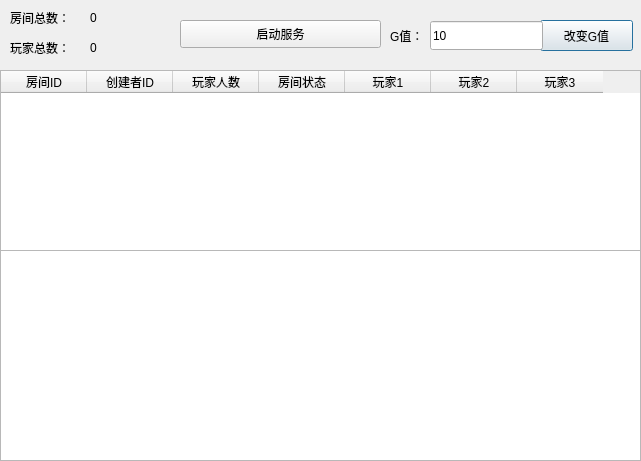
Qt form DinoOL/server.ui (Brownlzy/DinoOL) before a commit.
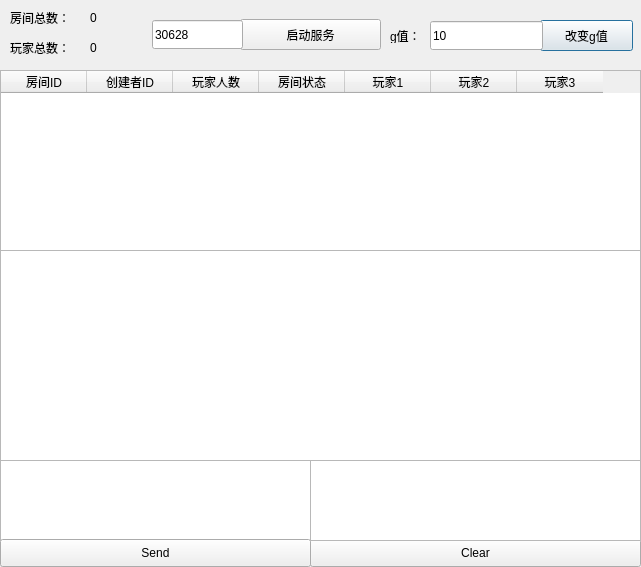
The same form after that commit.

Patch:
```diff
--- a/DinoOL/server.ui
+++ b/DinoOL/server.ui
@@ -7,7 +7,7 @@
     <x>0</x>
     <y>0</y>
     <width>641</width>
-    <height>461</height>
+    <height>567</height>
    </rect>
   </property>
   <property name="windowTitle">
@@ -161,7 +161,7 @@
     </rect>
    </property>
    <property name="text">
-    <string>改变G值</string>
+    <string>改变g值</string>
    </property>
   </widget>
   <widget class="QLabel" name="label_5">
@@ -174,22 +174,81 @@
     </rect>
    </property>
    <property name="text">
-    <string>G值：</string>
+    <string>g值：</string>
    </property>
   </widget>
   <widget class="QPushButton" name="btnListen">
    <property name="geometry">
     <rect>
-     <x>180</x>
-     <y>20</y>
-     <width>201</width>
-     <height>28</height>
+     <x>240</x>
+     <y>19</y>
+     <width>141</width>
+     <height>31</height>
     </rect>
    </property>
    <property name="text">
     <string>启动服务</string>
    </property>
   </widget>
+  <widget class="QLineEdit" name="txtPort">
+   <property name="geometry">
+    <rect>
+     <x>152</x>
+     <y>20</y>
+     <width>91</width>
+     <height>29</height>
+    </rect>
+   </property>
+   <property name="text">
+    <string>30628</string>
+   </property>
+  </widget>
+  <widget class="QPlainTextEdit" name="txtToSend">
+   <property name="geometry">
+    <rect>
+     <x>0</x>
+     <y>460</y>
+     <width>311</width>
+     <height>81</height>
+    </rect>
+   </property>
+  </widget>
+  <widget class="QPushButton" name="btnSend">
+   <property name="geometry">
+    <rect>
+     <x>0</x>
+     <y>539</y>
+     <width>311</width>
+     <height>28</height>
+    </rect>
+   </property>
+   <property name="text">
+    <string>Send</string>
+   </property>
+  </widget>
+  <widget class="QPushButton" name="btnClear">
+   <property name="geometry">
+    <rect>
+     <x>310</x>
+     <y>539</y>
+     <width>331</width>
+     <height>28</height>
+    </rect>
+   </property>
+   <property name="text">
+    <string>Clear</string>
+   </property>
+  </widget>
+  <widget class="QTextBrowser" name="txtGet">
+   <property name="geometry">
+    <rect>
+     <x>310</x>
+     <y>460</y>
+     <width>331</width>
+     <height>81</height>
+    </rect>
+   </property>
+  </widget>
   <zorder>label_5</zorder>
   <zorder>btnChangG</zorder>
   <zorder>textBrowser</zorder>
@@ -200,6 +259,11 @@
   <zorder>label_4</zorder>
   <zorder>lineEdit</zorder>
   <zorder>btnListen</zorder>
+  <zorder>txtPort</zorder>
+  <zorder>txtToSend</zorder>
+  <zorder>btnSend</zorder>
+  <zorder>btnClear</zorder>
+  <zorder>txtGet</zorder>
  </widget>
  <layoutdefault spacing="6" margin="11"/>
  <resources/>
```
